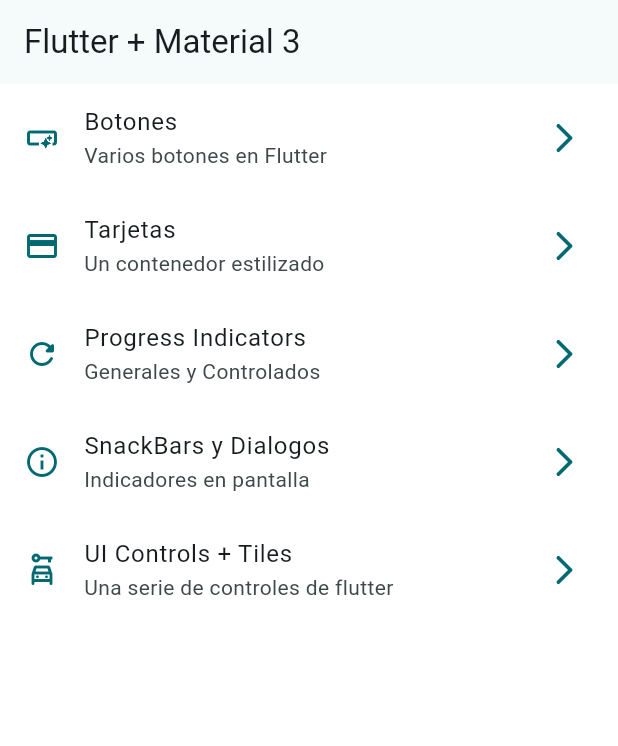
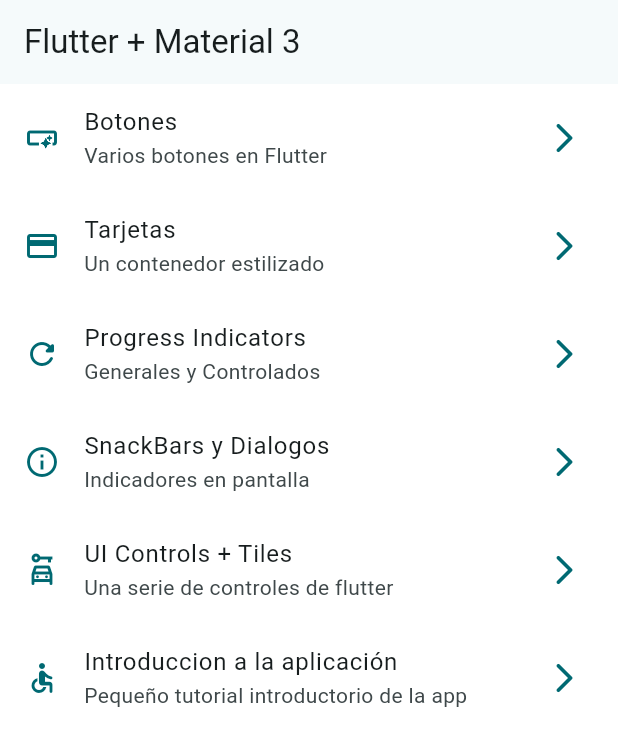
Before and after one commit to JuanMiguelUribe/widgets_apps, a Flutter app: the screen it shows after launch, on a phone screen of 412 x 824 dp. Shown: the top 746 px of the screen. Run offline on Flutter 3.47's test engine with Material 3 defaults, Android fonts, the phone set to English and light mode, and no system bars; our stand-ins replace go_router.

Commit message:
tutorial screen link added

```diff
--- a/lib/config/menu/menu_items.dart
+++ b/lib/config/menu/menu_items.dart
@@ -46,4 +46,10 @@ const List<MenuItem> appMenuItems = [
     link: "/ui-controls",
     icon: Icons.car_rental_outlined,
   ),
+  MenuItem(
+    title: "Introduccion a la aplicación",
+    subTitle: "Pequeño tutorial introductorio de la app",
+    link: "/tutorial",
+    icon: Icons.accessible_rounded,
+  ),
 ];
--- a/lib/config/router/app_router.dart
+++ b/lib/config/router/app_router.dart
@@ -40,5 +40,10 @@ final appRouter = GoRouter(
       name: UiControlsScreen.name,
       builder: (context, state) => UiControlsScreen(),
     ),
+    GoRoute(
+      path: '/tutorial',
+      name: AppTutorialScreen.name,
+      builder: (context, state) => AppTutorialScreen(),
+    ),
   ],
 );
--- a/pubspec.yaml
+++ b/pubspec.yaml
@@ -19,3 +19,6 @@ dev_dependencies:
 
 flutter:
   uses-material-design: true
+
+assets:
+  - assets/images/
```
